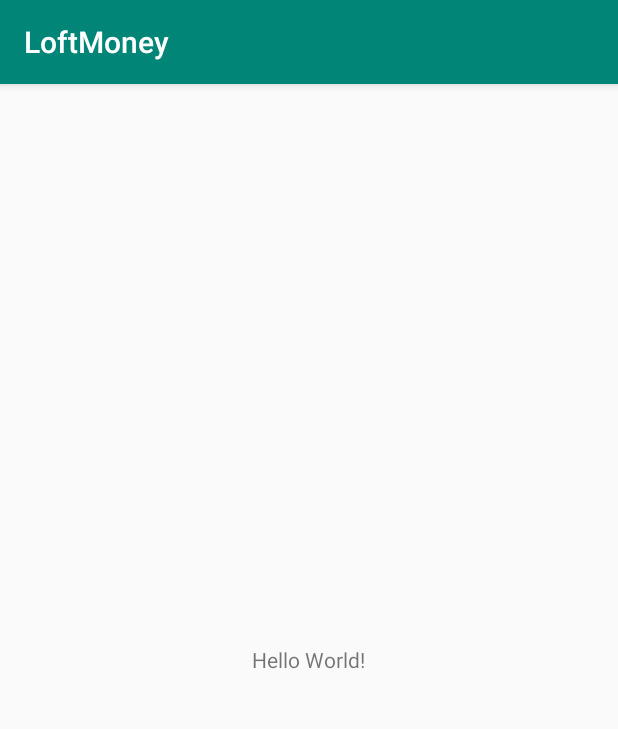
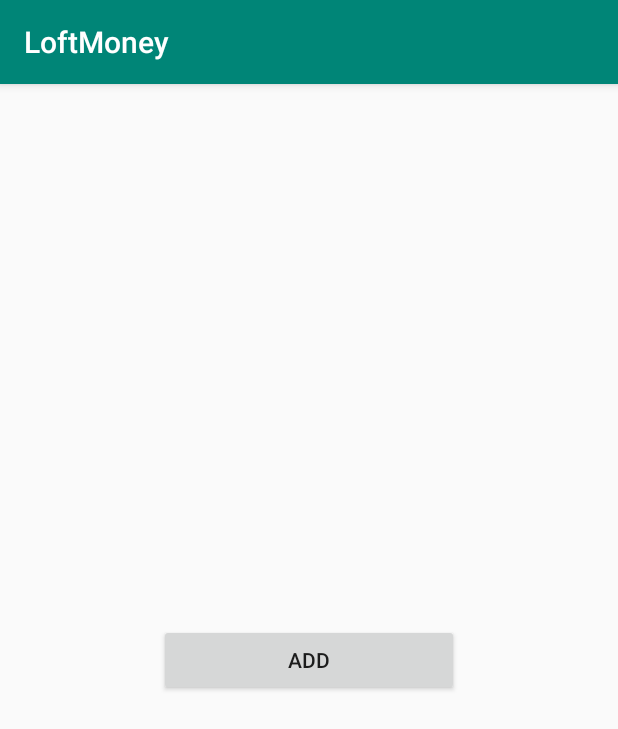
Before and after one commit to rbln1/loftmoney, an Android app: the screen it shows after launch (MainActivity), on a phone screen of 412 x 824 dp. Shown: the top 729 px of the screen. Run offline under Robolectric (Android 15) with nearby library versions, the phone set to English and light mode, and no system bars.

Commit message:
The first task is completed

```diff
--- a/app/src/main/AndroidManifest.xml
+++ b/app/src/main/AndroidManifest.xml
@@ -17,6 +17,9 @@
             </intent-filter>
         </activity>
 
+        <activity android:name=".AddItemActivity"
+            android:label="@string/add_item_title"/>
+
     </application>
 
 </manifest>
--- a/app/src/main/java/me/rubl/loftmoney/MainActivity.java
+++ b/app/src/main/java/me/rubl/loftmoney/MainActivity.java
@@ -1,15 +1,25 @@
 package me.rubl.loftmoney;
 
+import android.content.Intent;
 import android.os.Bundle;
+import android.widget.Button;
 
 import androidx.appcompat.app.AppCompatActivity;
 
 public class MainActivity extends AppCompatActivity {
+
+    Button mAddItemBtn;
 
     @Override
     protected void onCreate(Bundle savedInstanceState) {
         super.onCreate(savedInstanceState);
         setContentView(R.layout.activity_main);
 
+        mAddItemBtn = findViewById(R.id.add_item_btn);
+
+        mAddItemBtn.setOnClickListener((v) -> {
+            startActivity(new Intent(getApplicationContext(), AddItemActivity.class));
+        });
+
     }
 }
--- a/app/src/main/res/layout/activity_main.xml
+++ b/app/src/main/res/layout/activity_main.xml
@@ -5,10 +5,11 @@
     android:layout_height="match_parent"
     tools:context=".MainActivity">
 
-    <TextView
-        android:layout_width="wrap_content"
+    <Button
+        android:id="@+id/add_item_btn"
+        android:layout_width="200dp"
         android:layout_height="wrap_content"
-        android:text="Hello World!"
+        android:text="@string/add_item_button_text"
         android:layout_centerInParent="true" />
 
 </RelativeLayout>
--- a/app/src/main/res/values/strings.xml
+++ b/app/src/main/res/values/strings.xml
@@ -1,4 +1,8 @@
 <resources>
     <string name="app_name">LoftMoney</string>
 
+    <string name="add_item_title">Add Item</string>
+    <string name="add_item_button_text">Add</string>
+    <string name="add_item_name_hint">Name…</string>
+    <string name="add_item_price_hint">Price…</string>
 </resources>
```
Also changed, not shown: app/src/main/java/me/rubl/loftmoney/AddItemActivity.java (+27 -0 lines), app/src/main/res/layout/activity_add_item.xml (+23 -1 lines), 2 other files.
